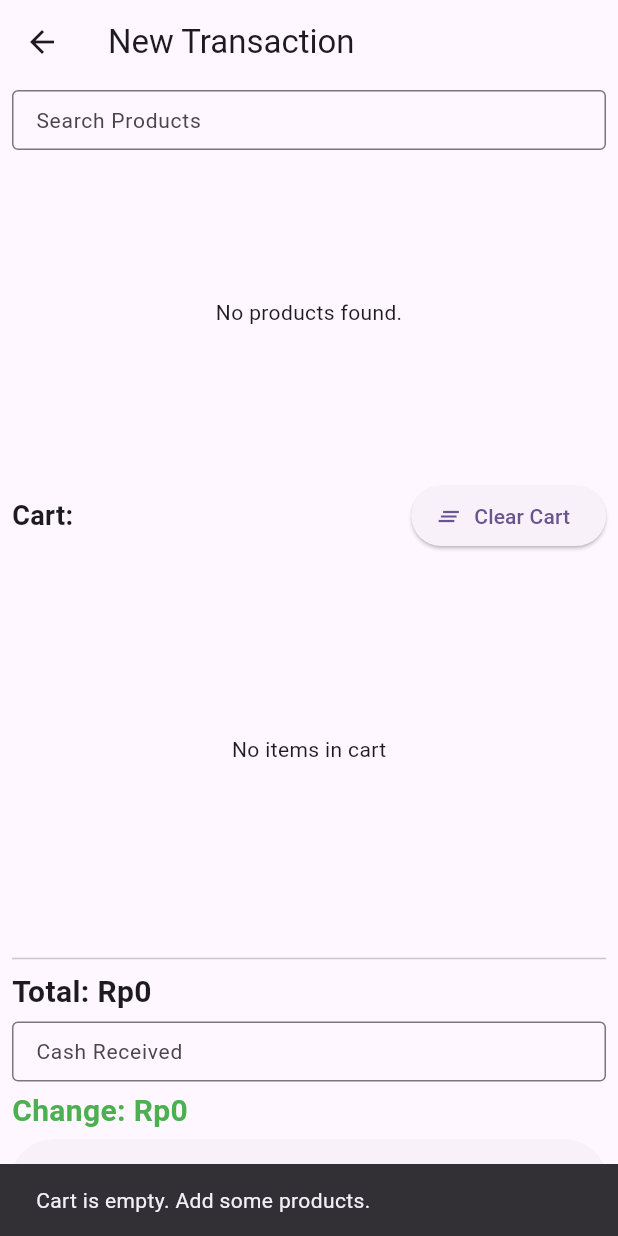
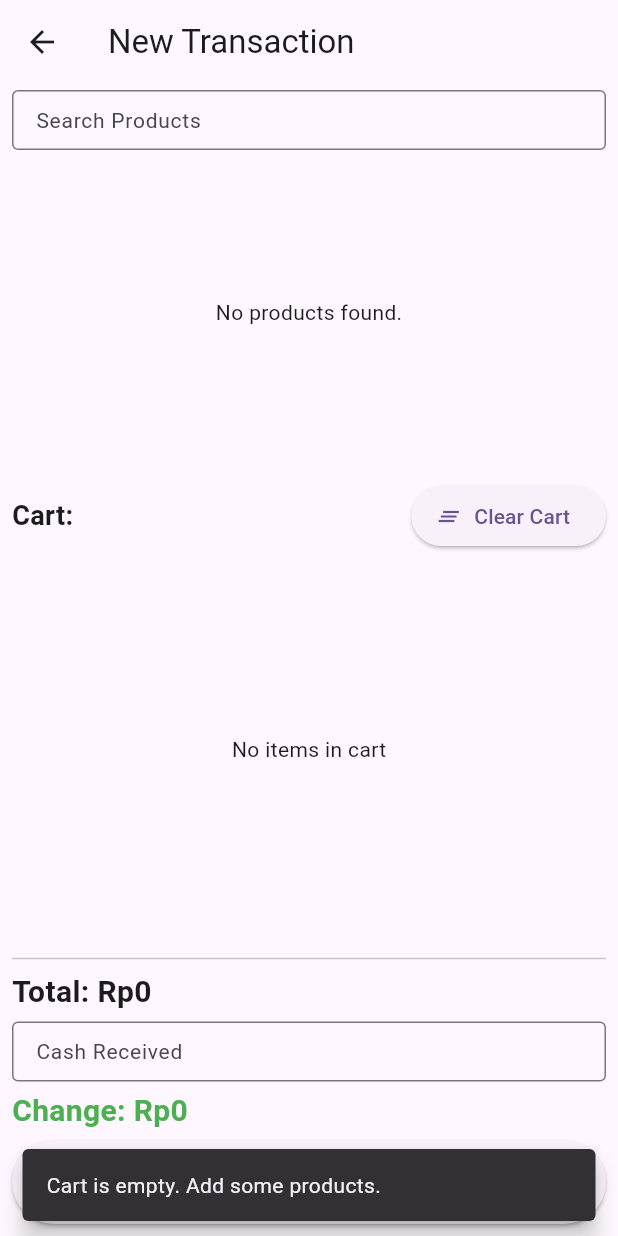
Before and after one commit to Hardjanto12/poshit, a Flutter app: the NewTransactionScreen screen opened directly, after a tap on "Complete Transaction", on a phone screen of 412 x 824 dp. Run offline on Flutter 3.47's test engine with Material 3 defaults, Android fonts, the phone set to English and light mode, and no system bars; our stand-ins replace pdf, printing, shared_preferences, sqflite, sqflite_common_ffi; missing offline and left inert: bluetooth_print_plus, esc_pos_utils_plus; accounts and stored records are empty.

Commit message:
all-features-stable

```diff
--- a/lib/screens/new_transaction_screen.dart
+++ b/lib/screens/new_transaction_screen.dart
@@ -8,6 +8,7 @@ import 'package:poshit/services/user_session_service.dart';
 import 'package:poshit/utils/currency_formatter.dart';
 import 'package:poshit/screens/receipt_preview_screen.dart';
 import 'package:poshit/services/settings_service.dart';
+// Removed: import 'package:fluttertoast/fluttertoast.dart';
 
 class NewTransactionScreen extends StatefulWidget {
   const NewTransactionScreen({super.key});
@@ -114,7 +115,11 @@ class _NewTransactionScreenState extends State<NewTransactionScreen> {
     if (_cart.isEmpty) {
       if (mounted) {
         ScaffoldMessenger.of(context).showSnackBar(
-          const SnackBar(content: Text('Cart is empty. Add some products.')),
+          const SnackBar(
+            content: Text('Cart is empty. Add some products.'),
+            duration: Duration(milliseconds: 2000),
+            behavior: SnackBarBehavior.floating,
+          ),
         );
       }
       return;
@@ -127,6 +132,8 @@ class _NewTransactionScreenState extends State<NewTransactionScreen> {
           const SnackBar(
             content: Text('User session expired. Please login again.'),
             backgroundColor: Colors.red,
+            duration: Duration(milliseconds: 2000),
+            behavior: SnackBarBehavior.floating,
           ),
         );
       }
@@ -142,6 +149,8 @@ class _NewTransactionScreenState extends State<NewTransactionScreen> {
         ScaffoldMessenger.of(context).showSnackBar(
           const SnackBar(
             content: Text('Cash received is less than total amount.'),
+            duration: Duration(milliseconds: 2000),
+            behavior: SnackBarBehavior.floating,
           ),
         );
       }
@@ -176,7 +185,11 @@ class _NewTransactionScreenState extends State<NewTransactionScreen> {
       );
       if (mounted) {
         ScaffoldMessenger.of(context).showSnackBar(
-          const SnackBar(content: Text('Transaction completed successfully!')),
+          const SnackBar(
+            content: Text('Transaction completed successfully!'),
+            duration: Duration(milliseconds: 2000),
+            behavior: SnackBarBehavior.floating,
+          ),
         );
       }
       // Create a list of TransactionItem objects with product names for the receipt
@@ -216,9 +229,14 @@ class _NewTransactionScreenState extends State<NewTransactionScreen> {
       }
     } catch (e) {
       if (mounted) {
-        ScaffoldMessenger.of(
-          context,
-        ).showSnackBar(SnackBar(content: Text('Transaction failed: $e')));
+        ScaffoldMessenger.of(context).showSnackBar(
+          SnackBar(
+            content: Text('Transaction failed: $e'),
+            backgroundColor: Colors.red,
+            duration: const Duration(milliseconds: 2000),
+            behavior: SnackBarBehavior.floating,
+          ),
+        );
       }
     }
   }
--- a/pubspec.yaml
+++ b/pubspec.yaml
@@ -43,6 +43,7 @@ dependencies:
   esc_pos_utils_plus: ^2.0.4
   bluetooth_print_plus: ^2.4.6
   crypto: ^3.0.3
+  fluttertoast: ^8.2.4
 
   path_provider: ^2.1.3
   shared_preferences: ^2.2.3
```
Also changed, not shown: errors.txt (+23 -3 lines), lib/screens/login_screen.dart (+11 -1 lines), lib/services/transaction_service.dart (+20 -5 lines), pubspec.lock.
